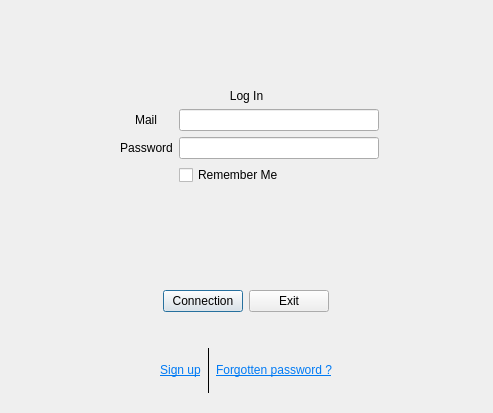
TwiceCast/TwiceCast-Client, file ui/connectionwindow.ui: the form before one commit.
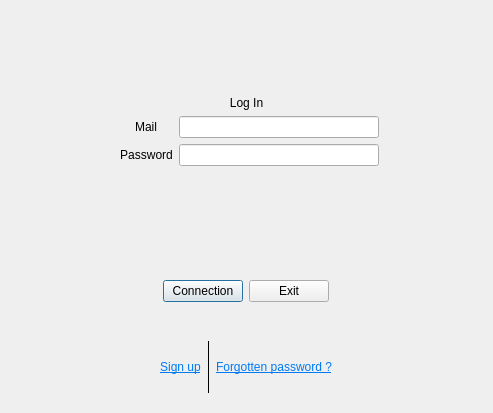
The form after the commit. Icons and pictures are not drawn.

Patch:
```diff
--- a/ui/connectionwindow.ui
+++ b/ui/connectionwindow.ui
@@ -142,13 +142,6 @@
           </property>
          </widget>
         </item>
-        <item row="2" column="1">
-         <widget class="QCheckBox" name="RememberCheckBox">
-          <property name="text">
-           <string>Remember Me</string>
-          </property>
-         </widget>
-        </item>
        </layout>
       </item>
      </layout>
```
